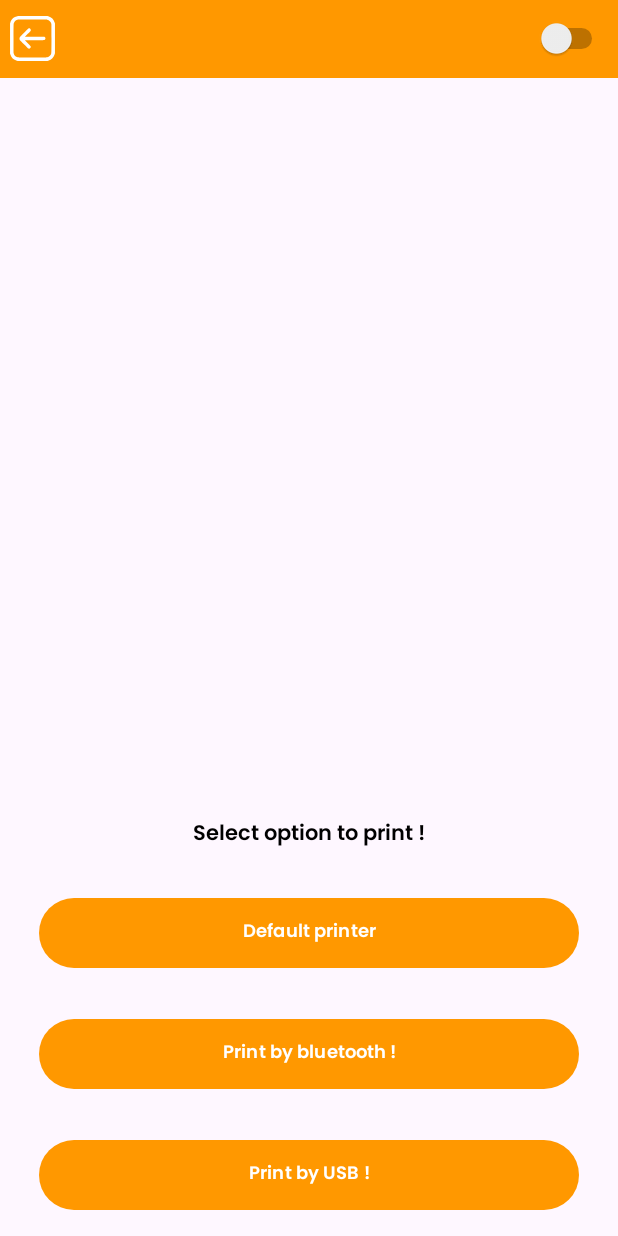
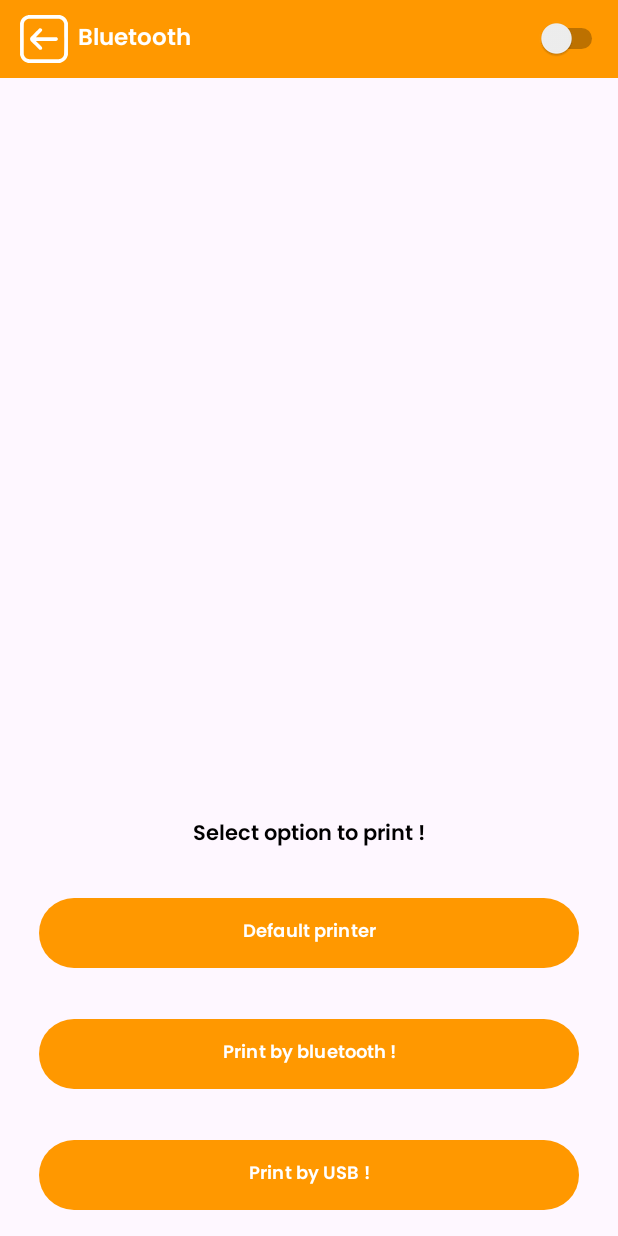
Before and after one commit to HetalPatel01/Billapp, an Android app: the PrintActivity screen opened directly, with no data from a screen before it, on a phone screen of 412 x 824 dp. Run offline under Robolectric (Android 15) with nearby library versions, the phone set to English and light mode, and no system bars; our stand-ins replace sdp/ssp sizes.

Commit message:
code last

```diff
--- a/app/src/main/java/com/billapp/activity/PrintActivity.java
+++ b/app/src/main/java/com/billapp/activity/PrintActivity.java
@@ -20,6 +20,7 @@ import android.widget.CompoundButton;
 import android.widget.EditText;
 import android.widget.ImageView;
 import android.widget.Switch;
+import android.widget.TextView;
 
 import androidx.annotation.NonNull;
 import androidx.appcompat.app.AppCompatActivity;
@@ -58,6 +59,8 @@ public class PrintActivity extends AppCompatActivity {
     private  RecyclerView rvBluetoothList;
     private Switch sw;
 
+    private TextView switchbuttontext;
+
     @Override
     protected void onCreate(Bundle savedInstanceState) {
         super.onCreate(savedInstanceState);
@@ -73,6 +76,7 @@ public class PrintActivity extends AppCompatActivity {
         ImageView ivBack = (ImageView) this.findViewById(R.id.ivBack);
         rvBluetoothList = (RecyclerView) this.findViewById(R.id.rvBluetoothList);
         sw = (Switch) this.findViewById(R.id.sw);
+        switchbuttontext =  this.findViewById(R.id.switchbuttontext);
         ivBack.setOnClickListener(new View.OnClickListener() {
             @Override
             public void onClick(View v) {
@@ -91,7 +95,7 @@ public class PrintActivity extends AppCompatActivity {
             @Override
             public void onCheckedChanged(CompoundButton buttonView, boolean isChecked) {
                 if (isChecked) {
-                    // Switch activated, check Bluetooth permissions and enable Bluetooth
+                    switchbuttontext.setText("ON");
                     checkBluetoothPermissions(new OnBluetoothPermissionsGranted() {
                         @Override
                         public void onPermissionsGranted() {
@@ -99,8 +103,7 @@ public class PrintActivity extends AppCompatActivity {
                         }
                     });
                 } else {
-                    // Switch deactivated, disable Bluetooth
-                    //disableBluetooth();
+                    switchbuttontext.setText("OFF");
                 }
             }
         });
--- a/app/src/main/res/layout/activity_print.xml
+++ b/app/src/main/res/layout/activity_print.xml
@@ -10,16 +10,36 @@
         android:id="@+id/rlTop"
         android:layout_width="match_parent"
         android:layout_height="@dimen/_40sdp"
-        android:background="@color/yellow">
+        android:background="@color/yellow"
+        tools:ignore="UseSwitchCompatOrMaterialXml">
 
         <ImageView
+            android:padding="@dimen/_5sdp"
             android:id="@+id/ivBack"
-            android:layout_width="wrap_content"
-            android:layout_height="wrap_content"
+            android:layout_width="@dimen/_35sdp"
+            android:layout_height="match_parent"
             android:layout_centerVertical="true"
             android:layout_marginLeft="@dimen/_5sdp"
             android:src="@drawable/ic_back"
-            android:tint="@color/white" />
+            app:tint="@color/white" />
+
+        <TextView
+            android:layout_toEndOf="@+id/ivBack"
+            android:layout_centerVertical="true"
+            android:textSize="@dimen/_12sdp"
+            android:textColor="@color/white"
+            android:text="Bluetooth"
+            android:layout_width="wrap_content"
+            android:layout_height="wrap_content"/>
+
+        <TextView
+            android:id="@+id/switchbuttontext"
+            android:layout_toStartOf="@+id/sw"
+            android:layout_centerVertical="true"
+            android:textSize="@dimen/_12sdp"
+            android:textColor="@color/white"
+            android:layout_width="wrap_content"
+            android:layout_height="wrap_content"/>
 
         <Switch
             android:id="@+id/sw"
@@ -32,6 +52,8 @@
             app:layout_constraintBottom_toBottomOf="parent"
             app:layout_constraintRight_toRightOf="parent"
             app:layout_constraintTop_toTopOf="parent" />
+
+
 
     </RelativeLayout>
 
```
